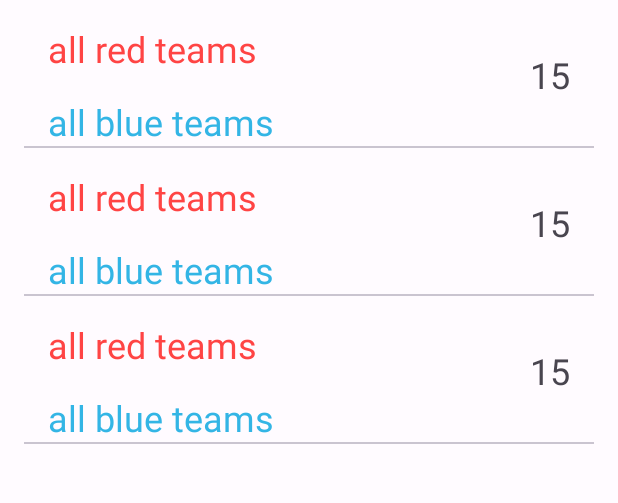
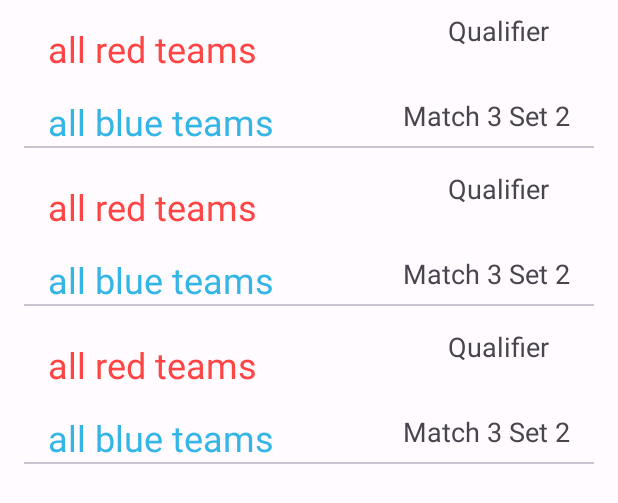
Before and after one commit to Krylez/FRC-2022-scouting-app-sample, an Android app built with Jetpack Compose: the layout fragment_match_list.xml on its own in the app's theme, with its tools: preview values and no code run, on a phone screen of 412 x 824 dp. Shown: the top 503 px of the screen. Run offline under Robolectric (Android 15) with nearby library versions, the phone set to English and light mode, and no system bars.

Commit message:
Clean up match display

```diff
--- a/app/src/main/java/com/cyberknights4911/scouting/database/ScoutDatabase.kt
+++ b/app/src/main/java/com/cyberknights4911/scouting/database/ScoutDatabase.kt
@@ -12,7 +12,7 @@ import androidx.room.RoomDatabase
         Report::class,
         Team::class,
     ],
-    version = 8,
+    version = 1,
     exportSchema = false
 )
 abstract class ScoutDatabase : RoomDatabase() {
--- a/app/src/main/java/com/cyberknights4911/scouting/match/MatchWithTeams.kt
+++ b/app/src/main/java/com/cyberknights4911/scouting/match/MatchWithTeams.kt
@@ -6,6 +6,7 @@ data class MatchWithTeams(
     val key: String,
     val compLevel: String,
     val matchNumber: Int,
+    val setNumber: Int,
     val matchTbaKey: String,
     val blueTeams: List<Team>,
     val redTeams: List<Team>
--- a/app/src/main/res/layout/match_item.xml
+++ b/app/src/main/res/layout/match_item.xml
@@ -8,15 +8,27 @@
     android:background="?android:attr/selectableItemBackground">
 
     <TextView
-        android:id="@+id/match_number"
+        android:id="@+id/match_level"
+        android:layout_width="wrap_content"
+        android:layout_height="wrap_content"
+        android:layout_margin="@dimen/text_margin"
+        android:textSize="@dimen/match_number_size"
+        app:layout_constraintStart_toStartOf="@id/match_label"
+        app:layout_constraintEnd_toEndOf="parent"
+        app:layout_constraintTop_toTopOf="parent"
+        app:layout_constraintBottom_toTopOf="@id/match_label"
+        tools:text="Qualifier" />
+
+    <TextView
+        android:id="@+id/match_label"
         android:layout_width="wrap_content"
         android:layout_height="wrap_content"
         android:layout_margin="@dimen/text_margin"
         android:textSize="@dimen/match_number_size"
         app:layout_constraintEnd_toEndOf="parent"
-        app:layout_constraintTop_toTopOf="parent"
-        app:layout_constraintBottom_toBottomOf="parent"
-        tools:text="15" />
+        app:layout_constraintTop_toBottomOf="@id/match_level"
+        app:layout_constraintBottom_toTopOf="@id/divider"
+        tools:text="Match 3 Set 2" />
 
     <TextView
         android:id="@+id/match_red_alliance"
@@ -24,10 +36,10 @@
         android:layout_height="wrap_content"
         android:layout_margin="@dimen/text_margin"
         android:textSize="@dimen/match_team_size"
-        android:textColor="@android:color/holo_red_light"
+        android:textColor="@color/red_alliance"
         app:layout_constraintStart_toStartOf="parent"
         app:layout_constraintTop_toTopOf="parent"
-        app:layout_constraintEnd_toStartOf="@id/match_number"
+        app:layout_constraintEnd_toStartOf="@id/match_level"
         app:layout_constraintHorizontal_bias="0.0"
         tools:text="all red teams" />
 
@@ -37,14 +49,15 @@
         android:layout_height="wrap_content"
         android:layout_margin="@dimen/text_margin"
         android:textSize="@dimen/match_team_size"
-        android:textColor="@android:color/holo_blue_light"
+        android:textColor="@color/blue_alliance"
         app:layout_constraintStart_toStartOf="parent"
         app:layout_constraintTop_toBottomOf="@id/match_red_alliance"
-        app:layout_constraintEnd_toStartOf="@id/match_number"
+        app:layout_constraintEnd_toStartOf="@id/match_level"
         app:layout_constraintHorizontal_bias="0.0"
         tools:text="all blue teams" />
 
     <com.google.android.material.divider.MaterialDivider
+        android:id="@+id/divider"
         android:layout_width="match_parent"
         android:layout_height="wrap_content"
         app:layout_constraintStart_toStartOf="parent"
--- a/app/src/main/res/values/colors.xml
+++ b/app/src/main/res/values/colors.xml
@@ -61,4 +61,7 @@
     <color name="md_theme_dark_surfaceTint">#FFB3B0</color>
     <color name="md_theme_dark_outlineVariant">#534342</color>
     <color name="md_theme_dark_scrim">#000000</color>
+
+    <color name="blue_alliance">#ff33b5e5</color>
+    <color name="red_alliance">#ffff4444</color>
 </resources>
--- a/app/src/main/res/values/dimens.xml
+++ b/app/src/main/res/values/dimens.xml
@@ -8,7 +8,7 @@
 
 
     <dimen name="match_team_size">24sp</dimen>
-    <dimen name="match_number_size">24sp</dimen>
+    <dimen name="match_number_size">18sp</dimen>
 
     <dimen name="logo_size">48dp</dimen>
     <dimen name="start_position_button_size">120dp</dimen>
```
Also changed, not shown: app/src/main/java/com/cyberknights4911/scouting/match/MatchAdapter.kt (+9 -1 lines), app/src/main/java/com/cyberknights4911/scouting/match/MatchLiveData.kt (+13 -1 lines), app/src/main/java/com/cyberknights4911/scouting/team/TeamAdapter.kt (+12 -8 lines).
